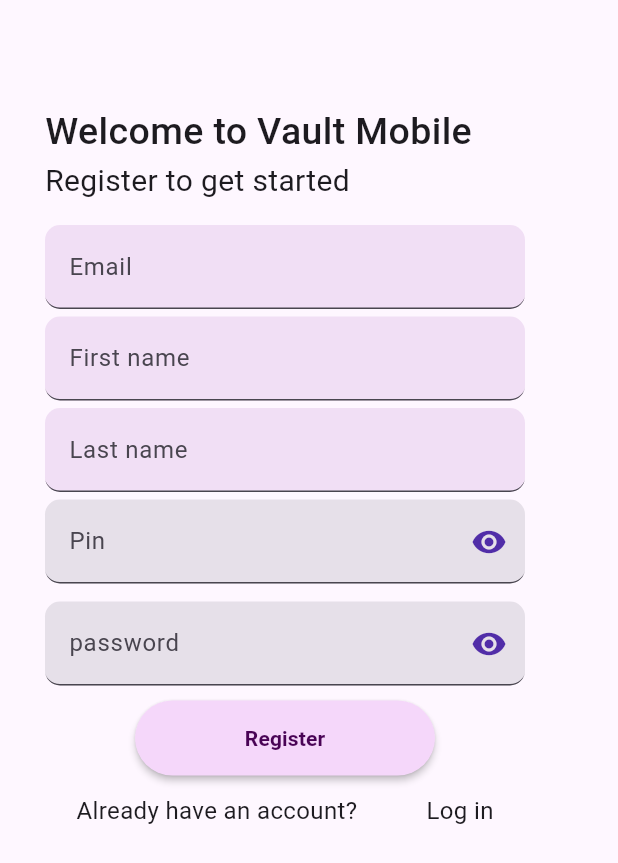
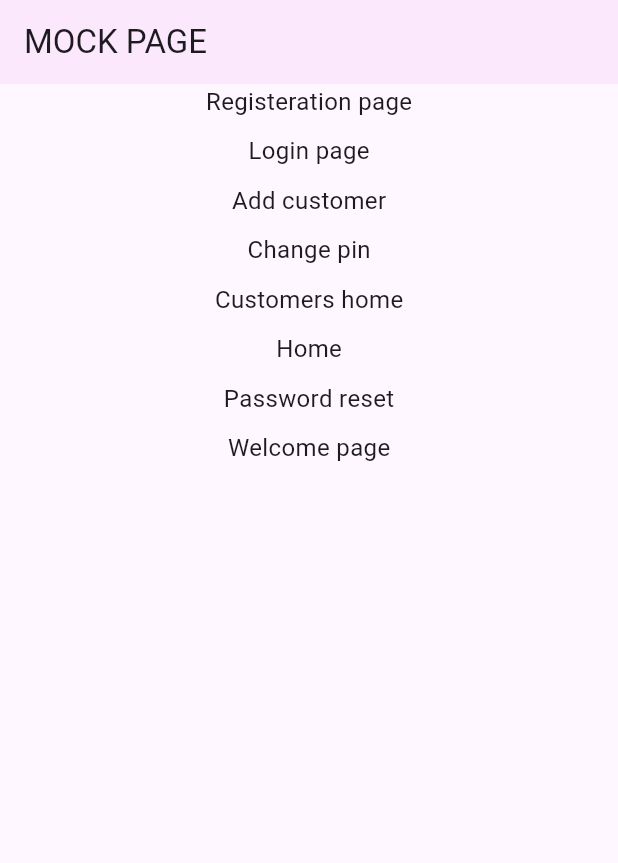
Before and after one commit to ifex1234/vault_m, a Flutter app: the screen it shows after launch, on a phone screen of 412 x 824 dp. Shown: the top 863 px of the screen. Run offline on Flutter 3.47's test engine with Material 3 defaults, Android fonts, the phone set to English and light mode, and no system bars; our stand-ins replace camera, flutter_secure_storage, jwt_decoder; accounts and stored records are empty.

Commit message:
added display link page

```diff
--- a/lib/main.dart
+++ b/lib/main.dart
@@ -1,6 +1,8 @@
 // ignore_for_file: use_build_context_synchronously
 import 'package:flutter/material.dart';
+import 'package:vault_m/routes/add_customer.dart';
 import 'package:vault_m/routes/customers.dart';
+import 'package:vault_m/routes/displayPages.dart';
 import 'package:vault_m/routes/home.dart';
 import 'package:vault_m/routes/login.dart';
 import 'package:vault_m/routes/register.dart';
@@ -17,13 +19,13 @@
   runApp(
     ChangeNotifierProvider(
       create: (context) => AuthProvider(),
-      child: const MyApp(),
+      child: const MyApp1(),
     ),
   );
 }
 
-class MyApp extends StatelessWidget {
-  const MyApp({super.key});
+class MyApp1 extends StatelessWidget {
+  const MyApp1({super.key});
 
   @override
   Widget build(BuildContext context) {
@@ -49,7 +51,7 @@
                   if (Navigator.of(context).canPop()) {
                     Navigator.of(context).popUntil((route) => route.isFirst);
                   }
-                  Navigator.of(context).pushReplacementNamed('/register');
+                  Navigator.of(context).pushReplacementNamed('/display');
                 }
               });
               return const Scaffold(
@@ -68,9 +70,63 @@
           '/welcome': (context) => const WelcomePage(),
           '/home': (context) => const HomePage(),
           '/customers': (context) => const CustomersHomeScreen(),
-          // '/create-customer': (context) => const CreateCustomerPage(),
+          '/create-customer': (context) => const AddCustomerPage(),
+          '/display': (context) => const Displaypages(),
         },
       ),
     );
   }
 }
+
+// class MyApp extends StatelessWidget {
+//   const MyApp({super.key});
+
+//   @override
+//   Widget build(BuildContext context) {
+//     return MultiProvider(
+//       providers: [ChangeNotifierProvider(create: (_) => AuthProvider())],
+//       child: MaterialApp(
+//         title: 'Vault mobile App',
+//         theme: ThemeData(
+//           primarySwatch: Colors.deepPurple,
+//           visualDensity: VisualDensity.adaptivePlatformDensity,
+//         ),
+//         home: Consumer<AuthProvider>(
+//           builder: (context, authProvider, child) {
+//             // Show a loading indicator while checking auth status
+//             if (authProvider.token == null && !authProvider.isAuthenticated) {
+//               Future.microtask(() async {
+//                 await Future.delayed(
+//                   Duration.zero,
+//                 ); // Allow builder to return before async
+//                 if (!authProvider.isAuthenticated &&
+//                     authProvider.token == null) {
+//                   // Only navigate if still not authenticated after initial load
+//                   if (Navigator.of(context).canPop()) {
+//                     Navigator.of(context).popUntil((route) => route.isFirst);
+//                   }
+//                   Navigator.of(context).pushReplacementNamed('/register');
+//                 }
+//               });
+//               return const Scaffold(
+//                 body: Center(child: CircularProgressIndicator()),
+//               );
+//             }
+
+//             return authProvider.isAuthenticated
+//                 ? const WelcomePage()
+//                 : const RegistrationPage();
+//           },
+//         ),
+//         routes: {
+//           '/login': (context) => const LoginPage(),
+//           '/register': (context) => const RegistrationPage(),
+//           '/welcome': (context) => const WelcomePage(),
+//           '/home': (context) => const HomePage(),
+//           '/customers': (context) => const CustomersHomeScreen(),
+//           // '/create-customer': (context) => const CreateCustomerPage(),
+//         },
+//       ),
+//     );
+//   }
+// }
--- a/lib/routes/change_pin.dart
+++ b/lib/routes/change_pin.dart
@@ -85,10 +85,11 @@
         backgroundColor: const Color.fromARGB(255, 252, 232, 252),
       ),
       body: Padding(
-        padding: const EdgeInsets.only(left: 45, top: 60),
+        padding: const EdgeInsets.only(left: 30, top: 60),
         child: SizedBox(
           height: 500,
           width: 320,
+          child: SingleChildScrollView(
             child: Column(
               crossAxisAlignment: CrossAxisAlignment.start,
               children: [
@@ -156,6 +157,7 @@
             ),
           ),
         ),
+      ),
     );
   }
 }
--- /dev/null
+++ b/lib/routes/displayPages.dart
@@ -0,0 +1,92 @@
+import 'package:flutter/material.dart';
+import 'package:vault_m/routes/add_customer.dart';
+import 'package:vault_m/routes/change_pin.dart';
+import 'package:vault_m/routes/customers.dart';
+import 'package:vault_m/routes/home.dart';
+import 'package:vault_m/routes/login.dart';
+import 'package:vault_m/routes/password_reset.dart';
+import 'package:vault_m/routes/register.dart';
+import 'package:vault_m/routes/welcome_page.dart';
+
+class Displaypages extends StatelessWidget {
+  const Displaypages({super.key});
+
+  @override
+  Widget build(BuildContext context) {
+    return Scaffold(
+      appBar: AppBar(
+        title: const Text('MOCK PAGE'),
+        backgroundColor: const Color.fromARGB(255, 252, 232, 252),
+      ),
+      body: Center(
+        child: Column(
+          children: [
+            InkWell(
+              child: Text('Registeration page', style: TextStyle(fontSize: 16)),
+              onTap: () => Navigator.push(
+                context,
+                MaterialPageRoute(builder: (context) => RegistrationPage()),
+              ),
+            ),
+            SizedBox(height: 10),
+            InkWell(
+              child: Text('Login page', style: TextStyle(fontSize: 16)),
+              onTap: () => Navigator.push(
+                context,
+                MaterialPageRoute(builder: (context) => LoginPage()),
+              ),
+            ),
+            SizedBox(height: 10),
+            InkWell(
+              child: Text('Add customer', style: TextStyle(fontSize: 16)),
+              onTap: () => Navigator.push(
+                context,
+                MaterialPageRoute(builder: (context) => AddCustomerPage()),
+              ),
+            ),
+            SizedBox(height: 10),
+            InkWell(
+              child: Text('Change pin', style: TextStyle(fontSize: 16)),
+              onTap: () => Navigator.push(
+                context,
+                MaterialPageRoute(builder: (context) => ChangePin()),
+              ),
+            ),
+            SizedBox(height: 10),
+            InkWell(
+              child: Text('Customers home', style: TextStyle(fontSize: 16)),
+              onTap: () => Navigator.push(
+                context,
+                MaterialPageRoute(builder: (context) => CustomersHomeScreen()),
+              ),
+            ),
+            SizedBox(height: 10),
+            InkWell(
+              child: Text('Home', style: TextStyle(fontSize: 16)),
+              onTap: () => Navigator.push(
+                context,
+                MaterialPageRoute(builder: (context) => HomePage()),
+              ),
+            ),
+            SizedBox(height: 10),
+            InkWell(
+              child: Text('Password reset', style: TextStyle(fontSize: 16)),
+              onTap: () => Navigator.push(
+                context,
+                MaterialPageRoute(builder: (context) => ResetPasswordPage()),
+              ),
+            ),
+            SizedBox(height: 10),
+            InkWell(
+              child: Text('Welcome page', style: TextStyle(fontSize: 16)),
+              onTap: () => Navigator.push(
+                context,
+                MaterialPageRoute(builder: (context) => WelcomePage()),
+              ),
+            ),
+          ],
+        ),
+      ),
+    );
+  }
+}
--- a/lib/routes/login.dart
+++ b/lib/routes/login.dart
@@ -14,7 +14,7 @@
   Widget build(BuildContext context) {
     return Scaffold(
       body: Padding(
-        padding: const EdgeInsets.only(left: 45, top: 70),
+        padding: const EdgeInsets.only(left: 30, top: 70),
         child: SizedBox(
           height: 700,
           width: 320,
--- a/lib/routes/password_reset.dart
+++ b/lib/routes/password_reset.dart
@@ -92,7 +92,7 @@
       body: Form(
         key: _formKey,
         child: Padding(
-          padding: const EdgeInsets.only(left: 45, top: 120),
+          padding: const EdgeInsets.only(left: 30, top: 120),
           child: SizedBox(
             height: 500,
             width: 320,
--- a/lib/routes/register.dart
+++ b/lib/routes/register.dart
@@ -140,7 +140,7 @@
       key: _formKey,
       child: Center(
         child: SizedBox(
-          height: 540,
+          height: 640,
           width: 320,
           child: Column(
             crossAxisAlignment: CrossAxisAlignment.start,
```
Also changed, not shown: lib/routes/customers.dart (+3 -26 lines), lib/routes/welcome_page.dart (+5 -59 lines), lib/services/auth_provider.dart (line endings or trailing spaces). Lines whose indentation alone changed are shown as unchanged.
